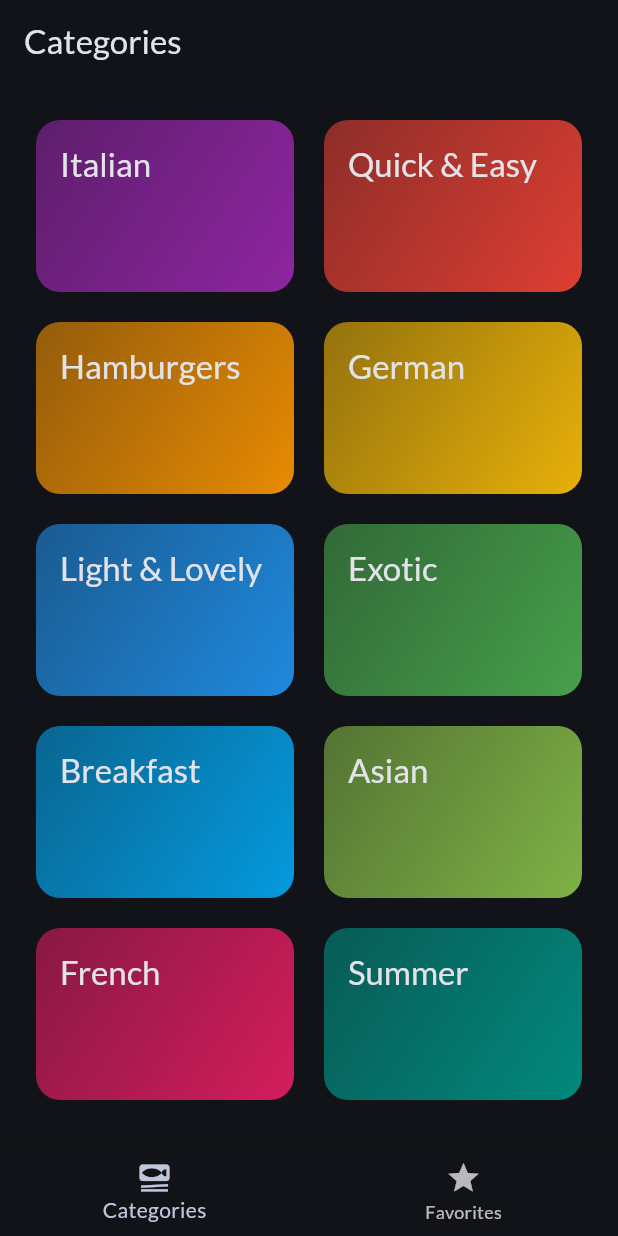
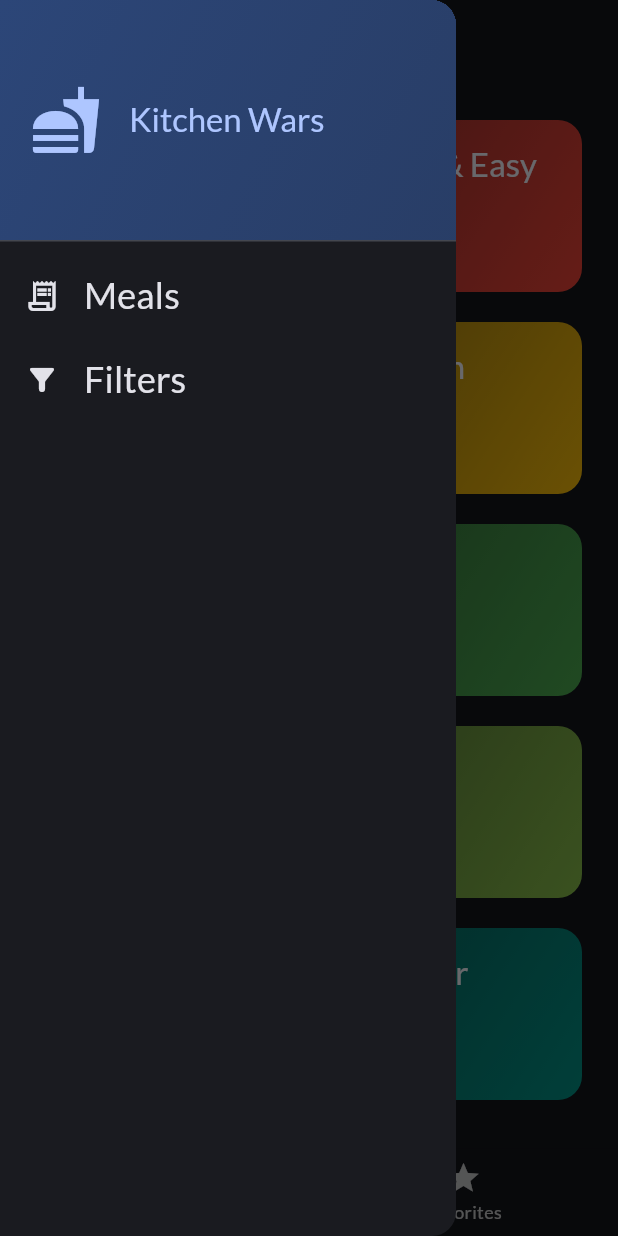
Before and after one commit to Naveen2070/meals_app_flutter, a Flutter app: the screen it shows after launch, with the side drawer open (before the commit the screen has no drawer), on a phone screen of 412 x 824 dp. Run offline on Flutter 3.47's test engine with Material 3 defaults, Android fonts, the phone set to English and light mode, and no system bars; our stand-ins replace google_fonts, transparent_image.

Commit message:
added filter and side drawer

```diff
--- a/lib/screens/categories_screen.dart
+++ b/lib/screens/categories_screen.dart
@@ -1,19 +1,23 @@
 import 'package:flutter/material.dart';
 import 'package:meals_app/data/dummy_data.dart';
 import 'package:meals_app/models/category.dart';
+import 'package:meals_app/models/meal.dart';
 import 'package:meals_app/screens/meals_screen.dart';
 import 'package:meals_app/widgets/categories_grid_item.dart';
 
 class CategoriesScreen extends StatelessWidget {
-  const CategoriesScreen({super.key});
-
+  const CategoriesScreen({super.key, required this.onToggleFavorites});
+  final void Function(Meal meal) onToggleFavorites;
   void _selectCategory(BuildContext context, Category category) {
     final filterMeals = dummyMeals
         .where((meal) => meal.categories.contains(category.id))
         .toList();
     Navigator.of(context).push(MaterialPageRoute(
-      builder: (context) =>
-          MealsScreen(title: category.title, meals: filterMeals),
+      builder: (context) => MealsScreen(
+        title: category.title,
+        meals: filterMeals,
+        onToggleFavorites: onToggleFavorites,
+      ),
     ));
   }
 
--- a/lib/screens/tabs_screen.dart
+++ b/lib/screens/tabs_screen.dart
@@ -1,6 +1,9 @@
 import 'package:flutter/material.dart';
+import 'package:meals_app/models/meal.dart';
 import 'package:meals_app/screens/categories_screen.dart';
+import 'package:meals_app/screens/filters_screen.dart';
 import 'package:meals_app/screens/meals_screen.dart';
+import 'package:meals_app/widgets/main_drawer.dart';
 
 class TabsScreen extends StatefulWidget {
   const TabsScreen({super.key});
@@ -11,6 +14,29 @@ class TabsScreen extends StatefulWidget {
 
 class _TabsScreenState extends State<TabsScreen> {
   int _selectedIndex = 0;
+  final List<Meal> _favoriteMeals = [];
+
+  void _showInfoMessage(String message) {
+    ScaffoldMessenger.of(context).clearSnackBars();
+    ScaffoldMessenger.of(context)
+        .showSnackBar(SnackBar(content: Text(message)));
+  }
+
+  void _toggleMealFavoritesStatus(Meal meal) {
+    final isExisting = _favoriteMeals.contains(meal);
+
+    if (isExisting) {
+      setState(() {
+        _favoriteMeals.remove(meal);
+      });
+      _showInfoMessage("Favorited meal removed.");
+    } else {
+      setState(() {
+        _favoriteMeals.add(meal);
+      });
+      _showInfoMessage("Favorite meal added!");
+    }
+  }
 
   void _handlePage(int index) {
     setState(() {
@@ -18,19 +44,36 @@ class _TabsScreenState extends State<TabsScreen> {
     });
   }
 
+  void _setScreen(String identifier) {
+    Navigator.of(context).pop();
+    if (identifier == "filters") {
+      Navigator.of(context).push(MaterialPageRoute(
+        builder: (context) => const FilterScreen(),
+      ));
+    }
+  }
+
   @override
   Widget build(BuildContext context) {
-    Widget activePage = const CategoriesScreen();
+    Widget activePage = CategoriesScreen(
+      onToggleFavorites: _toggleMealFavoritesStatus,
+    );
     var activeTitle = "Categories";
 
     if (_selectedIndex == 1) {
-      activePage = const MealsScreen(meals: []);
+      activePage = MealsScreen(
+        meals: _favoriteMeals,
+        onToggleFavorites: _toggleMealFavoritesStatus,
+      );
       activeTitle = "My Favorites";
     }
 
     return Scaffold(
       appBar: AppBar(
         title: Text(activeTitle),
+      ),
+      drawer: MainDrawer(
+        onSelectScreen: _setScreen,
       ),
       body: activePage,
       bottomNavigationBar: BottomNavigationBar(
--- /dev/null
+++ b/lib/widgets/main_drawer.dart
@@ -0,0 +1,67 @@
+import 'package:flutter/material.dart';
+
+class MainDrawer extends StatelessWidget {
+  const MainDrawer({super.key, required this.onSelectScreen});
+
+  final void Function(String identifier) onSelectScreen;
+
+  @override
+  Widget build(BuildContext context) {
+    return Drawer(
+      child: Column(
+        children: [
+          DrawerHeader(
+              padding: const EdgeInsets.all(20),
+              decoration: BoxDecoration(
+                  gradient: LinearGradient(colors: [
+                Theme.of(context).colorScheme.primaryContainer,
+                Theme.of(context).colorScheme.primaryContainer.withOpacity(0.8)
+              ], begin: Alignment.topLeft, end: Alignment.bottomRight)),
+              child: Row(children: [
+                Icon(
+                  Icons.fastfood,
+                  size: 48,
+                  color: Theme.of(context).colorScheme.primary,
+                ),
+                const SizedBox(
+                  width: 18,
+                ),
+                Text(
+                  'Kitchen Wars',
+                  style: Theme.of(context)
+                      .textTheme
+                      .titleLarge!
+                      .copyWith(color: Theme.of(context).colorScheme.primary),
+                )
+              ])),
+          ListTile(
+            leading: Icon(Icons.receipt_long_outlined,
+                size: 24, color: Theme.of(context).colorScheme.onBackground),
+            title: Text(
+              'Meals',
+              style: Theme.of(context).textTheme.titleSmall!.copyWith(
+                  color: Theme.of(context).colorScheme.onBackground,
+                  fontSize: 24),
+            ),
+            onTap: () {
+              onSelectScreen('meals');
+            },
+          ),
+          ListTile(
+            leading: Icon(Icons.filter_alt_rounded,
+                size: 24, color: Theme.of(context).colorScheme.onBackground),
+            title: Text(
+              'Filters',
+              style: Theme.of(context).textTheme.titleSmall!.copyWith(
+                  color: Theme.of(context).colorScheme.onBackground,
+                  fontSize: 24),
+            ),
+            onTap: () {
+              onSelectScreen('filters');
+            },
+          )
+        ],
+      ),
+    );
+  }
+}
```
Also changed, not shown: lib/screens/filters_screen.dart (added, +139 -0 lines), lib/screens/meal_details_screen.dart (+10 -1 lines), lib/screens/meals_screen.dart (+10 -2 lines).
